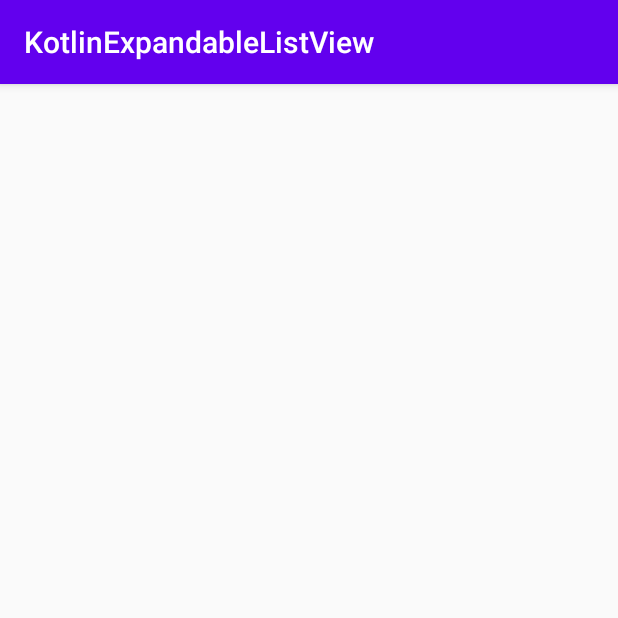
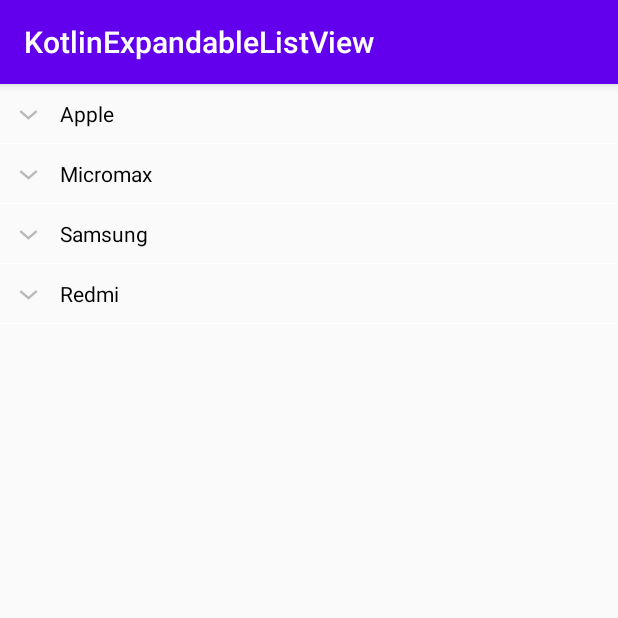
Before and after one commit to irlfdyh/Playground-Android-ExpandableListView, an Android app: the screen it shows after launch (MainActivity), on a phone screen of 412 x 824 dp, the top half of it. Run offline under Robolectric (Android 15) with nearby library versions, the phone set to English and light mode, and no system bars.

Commit message:
implement expandable list at activity

```diff
--- a/app/src/main/java/com/playground/ui/kotlinexpandablelistview/CustomExpandableListAdapter.kt
+++ b/app/src/main/java/com/playground/ui/kotlinexpandablelistview/CustomExpandableListAdapter.kt
@@ -7,7 +7,7 @@ import android.view.ViewGroup
 import android.widget.BaseExpandableListAdapter
 import android.widget.TextView
 
-class CustomExpandableListAdapter internal constructor(
+class CustomExpandableListAdapter constructor(
     private val context: Context,
     private val titleList: List<String>,
     private val dataList: HashMap<String, List<String>>
--- a/app/src/main/java/com/playground/ui/kotlinexpandablelistview/MainActivity.kt
+++ b/app/src/main/java/com/playground/ui/kotlinexpandablelistview/MainActivity.kt
@@ -2,10 +2,84 @@ package com.playground.ui.kotlinexpandablelistview
 
 import androidx.appcompat.app.AppCompatActivity
 import android.os.Bundle
+import android.widget.ExpandableListView
+import android.widget.Toast
+import kotlinx.android.synthetic.main.activity_main.*
+import kotlinx.android.synthetic.main.list_item.*
 
 class MainActivity : AppCompatActivity() {
+
+    private lateinit var expandableListView: ExpandableListView
+    private lateinit var expandableListAdapter: CustomExpandableListAdapter
+    private var titleList = mutableListOf<String>()
+
+    private val data: HashMap<String, List<String>>
+        get() {
+            val listData = HashMap<String, List<String>>()
+
+            val redmiMobiles = ArrayList<String>()
+            redmiMobiles.add("Redmi Y2")
+            redmiMobiles.add("Redmi S2")
+            redmiMobiles.add("Redmi Note 5 Pro")
+            redmiMobiles.add("Redmi Note 5")
+            redmiMobiles.add("Redmi 5 Plus")
+            redmiMobiles.add("Redmi Y1")
+            redmiMobiles.add("Redmi 3S Plus")
+
+            val micromaxMobiles = ArrayList<String>()
+            micromaxMobiles.add("Micromax Bharat Go")
+            micromaxMobiles.add("Micromax Bharat 5 Pro")
+            micromaxMobiles.add("Micromax Bharat 5")
+            micromaxMobiles.add("Micromax Canvas 1")
+            micromaxMobiles.add("Micromax Dual 5")
+
+            val appleMobiles = ArrayList<String>()
+            appleMobiles.add("iPhone 8")
+            appleMobiles.add("iPhone 8 Plus")
+            appleMobiles.add("iPhone X")
+            appleMobiles.add("iPhone 7 Plus")
+            appleMobiles.add("iPhone 7")
+            appleMobiles.add("iPhone 6 Plus")
+
+            val samsungMobiles = ArrayList<String>()
+            samsungMobiles.add("Samsung Galaxy S9+")
+            samsungMobiles.add("Samsung Galaxy Note 7")
+            samsungMobiles.add("Samsung Galaxy Note 5 Dual")
+            samsungMobiles.add("Samsung Galaxy S8")
+            samsungMobiles.add("Samsung Galaxy A8")
+            samsungMobiles.add("Samsung Galaxy Note 4")
+
+            listData["Redmi"] = redmiMobiles
+            listData["Micromax"] = micromaxMobiles
+            listData["Apple"] = appleMobiles
+            listData["Samsung"] = samsungMobiles
+
+            return listData
+        }
+
     override fun onCreate(savedInstanceState: Bundle?) {
         super.onCreate(savedInstanceState)
         setContentView(R.layout.activity_main)
+        expandableListView = expandable_list_view
+
+        val listData = data
+        titleList = ArrayList(listData.keys)
+        expandableListAdapter = CustomExpandableListAdapter(this, titleList as ArrayList<String>, listData)
+        expandableListView.setAdapter(expandableListAdapter)
+
+        expandableListView.setOnGroupExpandListener { position ->
+            Toast.makeText(this, "${(titleList as ArrayList<String>)-position} List Expand.", Toast.LENGTH_SHORT).show()
+        }
+
+        expandableListView.setOnGroupCollapseListener {  position ->
+            Toast.makeText(this, "${(titleList as ArrayList<String>)-position} List Expand.", Toast.LENGTH_SHORT).show()
+        }
+
+        expandableListView.setOnChildClickListener { expandableListView, view, groupPosition, childPosition, id ->
+            Toast.makeText(this,
+                "Clicked: ${(titleList as ArrayList<String>)[groupPosition]} -> ${listData[(titleList as ArrayList<String>)[groupPosition]]!!.get(childPosition)}",Toast.LENGTH_SHORT).show()
+            false
+        }
+
     }
 }
--- a/app/src/main/res/layout/activity_main.xml
+++ b/app/src/main/res/layout/activity_main.xml
@@ -7,7 +7,7 @@
     tools:context=".MainActivity">
 
     <ExpandableListView
-        android:id="@+id/epandableList"
+        android:id="@+id/expandable_list_view"
         android:layout_width="match_parent"
         android:layout_height="match_parent"
         android:divider="@android:color/background_light"
```
